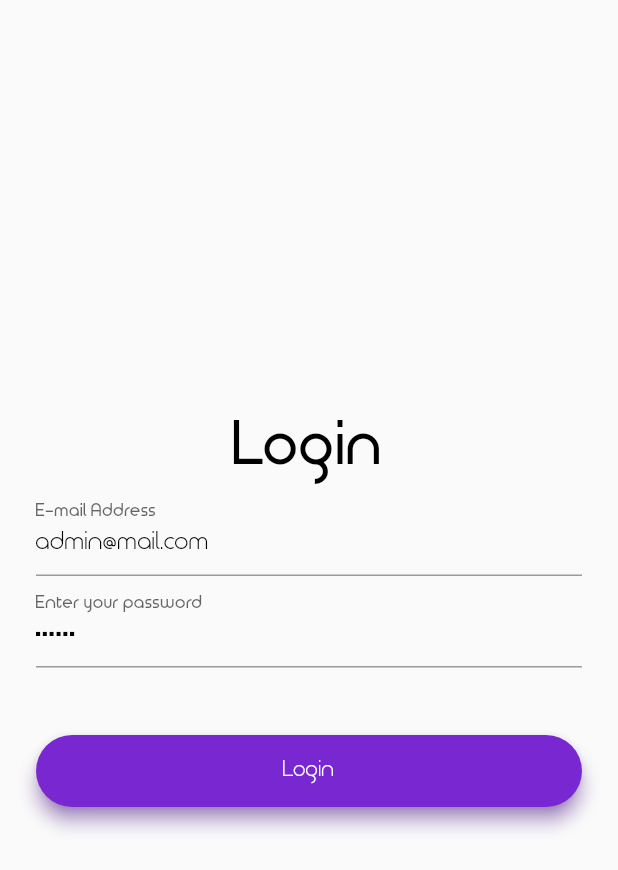
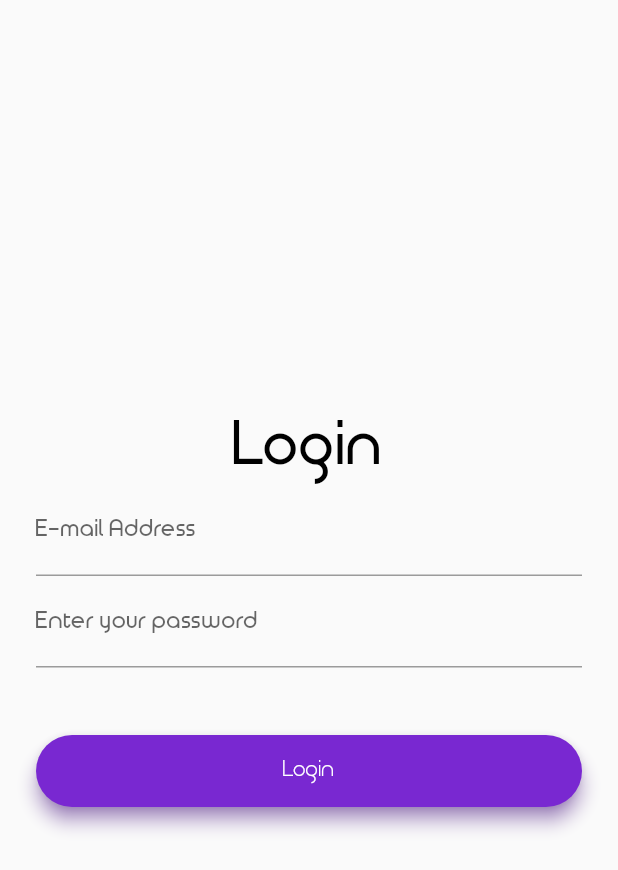
Before and after one commit to alexkazantsev/code-samples, a Flutter app: the screen it shows after launch, on a phone screen of 412 x 824 dp. Shown: the top 870 px of the screen. Run offline on Flutter 3.47's test engine with Material 2 defaults, Android fonts, the phone set to English and light mode, and no system bars; our stand-ins replace flutter_redux, font_awesome_flutter, redux; missing offline and left inert: redux_logging, validate; project files that could hold a hidden picture were left out.

Commit message:
removed test data from login screen

```diff
--- a/flutter/auth_example/lib/screens/login.screen.dart
+++ b/flutter/auth_example/lib/screens/login.screen.dart
@@ -27,7 +27,7 @@
   void initState() {
     super.initState();
 
-    _data = new LoginData(email: 'admin@mail.com', password: '8eKBUc');
+    _data = new LoginData(email: null, password: null);
   }
 
   String _validateEmail(String value) =>
@@ -72,7 +72,6 @@
             ),
             TextFormField(
               keyboardType: TextInputType.emailAddress,
-              initialValue: 'admin@mail.com',
               style:
                   TextStyle(fontFamily: Fonts.TIMEBURNER, color: Colors.black),
               decoration: InputDecoration(
@@ -84,7 +83,6 @@
             ),
             TextFormField(
               obscureText: true,
-              initialValue: '8eKBUc',
               style:
                   TextStyle(fontFamily: Fonts.TIMEBURNER, color: Colors.black),
               decoration: InputDecoration(
```
